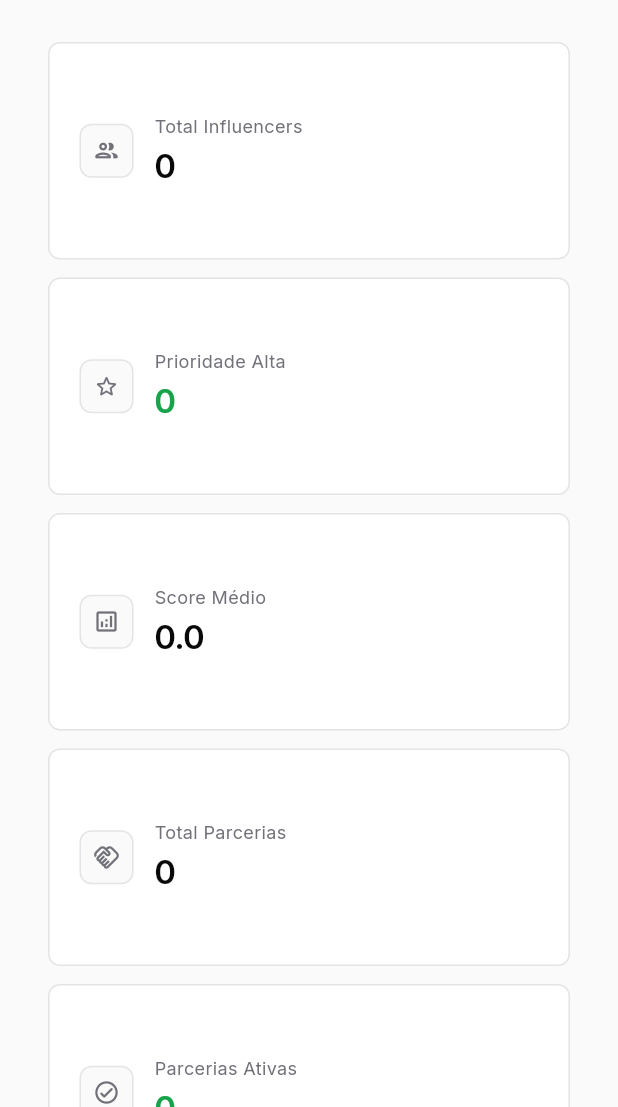
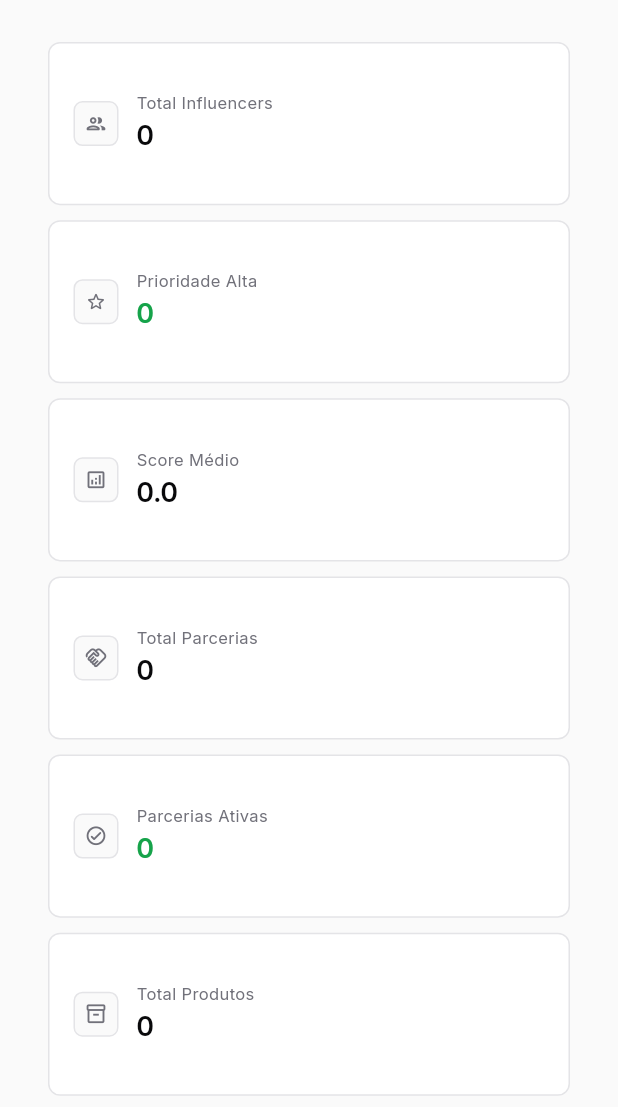
Before and after one commit to P-Correa/masderm-portal, a Flutter app: the DashboardScreen widget shown alone on an empty page, opened directly, on a phone screen of 412 x 824 dp, the part 129-1236 px from its top. Run offline on Flutter 3.47's test engine with Material 3 defaults, Android fonts, the phone set to English and light mode, and no system bars; our stand-ins replace csv, google_fonts, shared_preferences; accounts and stored records are empty.

Commit message:
fix: remove AI button, smaller dashboard cards, fix UTF-8 encoding in names
Co-Authored-By: Claude Sonnet 4.6 <noreply@anthropic.com>

```diff
--- a/lib/screens/dashboard_screen.dart
+++ b/lib/screens/dashboard_screen.dart
@@ -51,9 +51,9 @@ class DashboardScreen extends StatelessWidget {
                 crossAxisCount: crossCount,
                 shrinkWrap: true,
                 physics: const NeverScrollableScrollPhysics(),
-                crossAxisSpacing: 12,
-                mainAxisSpacing: 12,
-                childAspectRatio: 2.4,
+                crossAxisSpacing: 10,
+                mainAxisSpacing: 10,
+                childAspectRatio: 3.2,
                 children: [
                   _StatCard(
                     label: 'Total Influencers',
@@ -153,7 +153,7 @@ class _StatCard extends StatelessWidget {
   @override
   Widget build(BuildContext context) {
     return Container(
-      padding: const EdgeInsets.symmetric(horizontal: 20, vertical: 16),
+      padding: const EdgeInsets.symmetric(horizontal: 16, vertical: 12),
       decoration: BoxDecoration(
         color: AppTheme.cardBg,
         border: Border.all(color: AppTheme.border),
@@ -162,16 +162,16 @@ class _StatCard extends StatelessWidget {
       child: Row(
         children: [
           Container(
-            width: 36,
-            height: 36,
+            width: 30,
+            height: 30,
             decoration: BoxDecoration(
               color: AppTheme.background,
-              borderRadius: BorderRadius.circular(8),
+              borderRadius: BorderRadius.circular(6),
               border: Border.all(color: AppTheme.border),
             ),
-            child: Icon(icon, size: 18, color: AppTheme.textSecondary),
+            child: Icon(icon, size: 15, color: AppTheme.textSecondary),
           ),
-          const SizedBox(width: 14),
+          const SizedBox(width: 12),
           Expanded(
             child: Column(
               crossAxisAlignment: CrossAxisAlignment.start,
@@ -180,19 +180,19 @@ class _StatCard extends StatelessWidget {
                 Text(
                   label,
                   style: const TextStyle(
-                    fontSize: 12,
+                    fontSize: 11,
                     color: AppTheme.textSecondary,
                     fontWeight: FontWeight.w400,
                   ),
                 ),
-                const SizedBox(height: 2),
+                const SizedBox(height: 1),
                 Text(
                   value,
                   style: TextStyle(
-                    fontSize: 22,
+                    fontSize: 18,
                     fontWeight: FontWeight.w600,
                     color: valueColor ?? AppTheme.textPrimary,
-                    letterSpacing: -0.5,
+                    letterSpacing: -0.3,
                   ),
                 ),
               ],
```
Also changed, not shown: lib/screens/influencers_screen.dart (+0 -39 lines).
